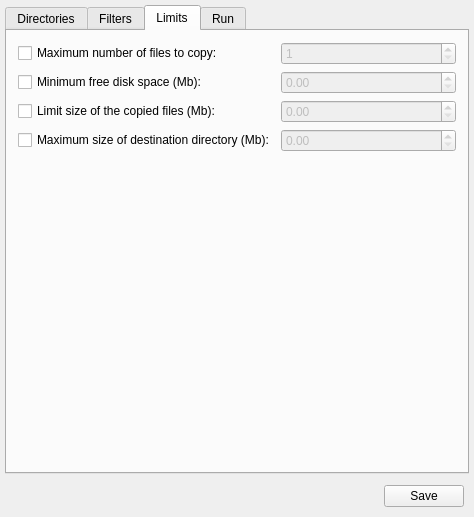
Qt form mainwindow.ui (macrosoft/randcp2) before a commit.
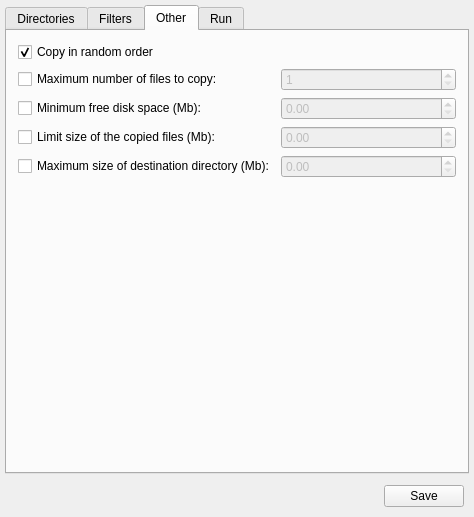
The same form after that commit. The open tabs and pages were chosen to show the change. Custom widgets are drawn as their Qt base class.

Patch:
```diff
--- a/mainwindow.ui
+++ b/mainwindow.ui
@@ -332,12 +332,12 @@
      </widget>
      <widget class="QWidget" name="limitTab">
       <attribute name="title">
-       <string>Limits</string>
+       <string>Other</string>
       </attribute>
       <layout class="QVBoxLayout" name="verticalLayout_10">
        <item>
         <layout class="QGridLayout" name="gridLayout">
-         <item row="0" column="1">
+         <item row="1" column="1">
           <widget class="QSpinBox" name="fileCountSpinBox">
            <property name="enabled">
             <bool>false</bool>
@@ -350,18 +350,8 @@
            </property>
           </widget>
          </item>
-         <item row="1" column="1">
-          <widget class="QDoubleSpinBox" name="freeSpaceSpinBox">
-           <property name="enabled">
-            <bool>false</bool>
-           </property>
-           <property name="maximum">
-            <double>1048576.000000000000000</double>
-           </property>
-          </widget>
-         </item>
          <item row="2" column="1">
-          <widget class="QDoubleSpinBox" name="limitSpinBox">
+          <widget class="QDoubleSpinBox" name="freeSpaceSpinBox">
            <property name="enabled">
             <bool>false</bool>
            </property>
@@ -371,6 +361,16 @@
           </widget>
          </item>
          <item row="3" column="1">
+          <widget class="QDoubleSpinBox" name="limitSpinBox">
+           <property name="enabled">
+            <bool>false</bool>
+           </property>
+           <property name="maximum">
+            <double>1048576.000000000000000</double>
+           </property>
+          </widget>
+         </item>
+         <item row="4" column="1">
           <widget class="QDoubleSpinBox" name="maxDstSpinBox">
            <property name="enabled">
             <bool>false</bool>
@@ -380,7 +380,7 @@
            </property>
           </widget>
          </item>
-         <item row="0" column="0">
+         <item row="1" column="0">
           <widget class="QCheckBox" name="fileCountCheckBox">
            <property name="text">
             <string>Maximum number of files to copy:</string>
@@ -390,27 +390,37 @@
            </property>
           </widget>
          </item>
-         <item row="1" column="0">
+         <item row="2" column="0">
           <widget class="QCheckBox" name="minFreeSpaceCheckBox">
            <property name="text">
             <string>Minimum free disk space (Mb):</string>
            </property>
           </widget>
          </item>
-         <item row="2" column="0">
+         <item row="3" column="0">
           <widget class="QCheckBox" name="limitCheckBox">
            <property name="text">
             <string>Limit size of the copied files (Mb):</string>
            </property>
           </widget>
          </item>
-         <item row="3" column="0">
+         <item row="4" column="0">
           <widget class="QCheckBox" name="maxDstCheckBox">
            <property name="text">
             <string>Maximum size of destination directory (Mb):</string>
            </property>
           </widget>
          </item>
+         <item row="0" column="0">
+          <widget class="QCheckBox" name="randOrderCheckBox">
+           <property name="text">
+            <string>Copy in random order</string>
+           </property>
+           <property name="checked">
+            <bool>true</bool>
+           </property>
+          </widget>
+         </item>
         </layout>
        </item>
        <item>
```
Left out of the diff: 4 changed lines with no effect on the pictures.
